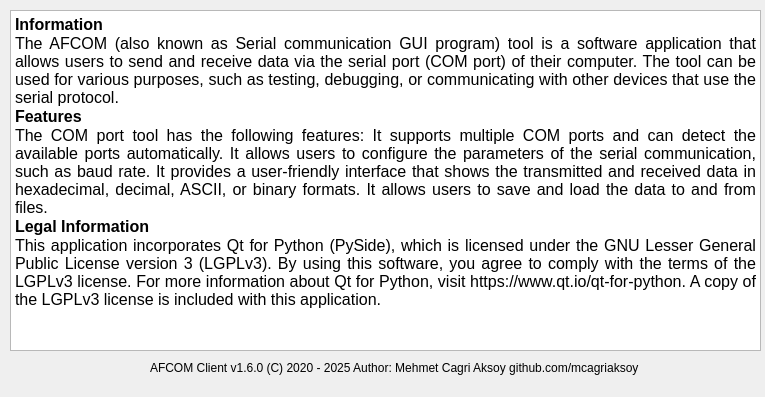
Old version of the form ui/help.ui in the repository mcagriaksoy/Serial-Communication-GUI-Program.
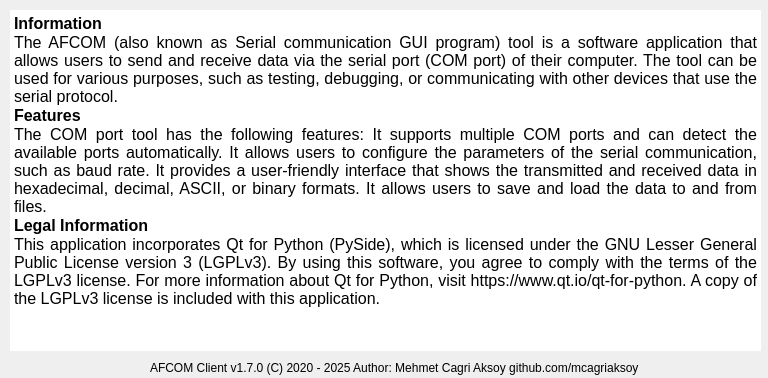
New version of the form. Icons and pictures are not drawn.

Commit message:
Updates UI and action logic for version 1.7.0
Refactors the UI action logic into a separate module for better organization.

Improves the UI by collapsing configuration options in basic view and restoring them in advanced view, preserving layout and widget properties.

Updates the about dialog and help dialog to reflect the new version number (1.7.0) and legal information.

Enhances UI with a more compact menu bar style and updates button labels.

Fixes #13 - update versioning across application

Patch:
```diff
--- a/ui/help.ui
+++ b/ui/help.ui
@@ -6,10 +6,28 @@
    <rect>
     <x>0</x>
     <y>0</y>
-    <width>765</width>
-    <height>397</height>
+    <width>768</width>
+    <height>378</height>
    </rect>
   </property>
+  <property name="sizePolicy">
+   <sizepolicy hsizetype="Fixed" vsizetype="Fixed">
+    <horstretch>0</horstretch>
+    <verstretch>0</verstretch>
+   </sizepolicy>
+  </property>
+  <property name="minimumSize">
+   <size>
+    <width>768</width>
+    <height>378</height>
+   </size>
+  </property>
+  <property name="maximumSize">
+   <size>
+    <width>768</width>
+    <height>378</height>
+   </size>
+  </property>
   <property name="windowTitle">
    <string>Dialog</string>
   </property>
@@ -22,6 +40,27 @@
      <height>341</height>
     </rect>
    </property>
+   <property name="sizePolicy">
+    <sizepolicy hsizetype="Fixed" vsizetype="Fixed">
+     <horstretch>0</horstretch>
+     <verstretch>0</verstretch>
+    </sizepolicy>
+   </property>
+   <property name="minimumSize">
+    <size>
+     <width>751</width>
+     <height>341</height>
+    </size>
+   </property>
+   <property name="maximumSize">
+    <size>
+     <width>751</width>
+     <height>341</height>
+    </size>
+   </property>
+   <property name="frameShape">
+    <enum>QFrame::Shape::NoFrame</enum>
+   </property>
    <property name="undoRedoEnabled">
     <bool>false</bool>
    </property>
@@ -30,16 +69,19 @@
    </property>
    <property name="html">
     <string>&lt;!DOCTYPE HTML PUBLIC &quot;-//W3C//DTD HTML 4.0//EN&quot; &quot;http://www.w3.org/TR/REC-html40/strict.dtd&quot;&gt;
-&lt;html&gt;&lt;head&gt;&lt;meta name=&quot;qrichtext&quot; content=&quot;1&quot; /&gt;&lt;style type=&quot;text/css&quot;&gt;
+&lt;html&gt;&lt;head&gt;&lt;meta name=&quot;qrichtext&quot; content=&quot;1&quot; /&gt;&lt;meta charset=&quot;utf-8&quot; /&gt;&lt;style type=&quot;text/css&quot;&gt;
 p, li { white-space: pre-wrap; }
-&lt;/style&gt;&lt;/head&gt;&lt;body style=&quot; font-family:'MS Shell Dlg 2'; font-size:8.25pt; font-weight:400; font-style:normal;&quot;&gt;
-&lt;p style=&quot; margin-top:0px; margin-bottom:0px; margin-left:0px; margin-right:0px; -qt-block-indent:0; text-indent:0px;&quot;&gt;&lt;span style=&quot; font-family:'Segoe UI'; font-size:12pt; font-weight:696;&quot;&gt;Information&lt;/span&gt;&lt;/p&gt;
-&lt;p align=&quot;justify&quot; style=&quot; margin-top:0px; margin-bottom:0px; margin-left:0px; margin-right:0px; -qt-block-indent:0; text-indent:0px;&quot;&gt;&lt;span style=&quot; font-family:'Segoe UI'; font-size:12pt;&quot;&gt;The AFCOM (also known as Serial communication GUI program) tool is a software application that allows users to send and receive data via the serial port (COM port) of their computer. The tool can be used for various purposes, such as testing, debugging, or communicating with other devices that use the serial protocol. &lt;/span&gt;&lt;/p&gt;
-&lt;p align=&quot;justify&quot; style=&quot; margin-top:0px; margin-bottom:0px; margin-left:0px; margin-right:0px; -qt-block-indent:0; text-indent:0px;&quot;&gt;&lt;span style=&quot; font-family:'Segoe UI'; font-size:12pt; font-weight:696;&quot;&gt;Features&lt;/span&gt;&lt;span style=&quot; font-family:'Segoe UI'; font-size:12pt;&quot;&gt; &lt;/span&gt;&lt;/p&gt;
-&lt;p align=&quot;justify&quot; style=&quot; margin-top:0px; margin-bottom:0px; margin-left:0px; margin-right:0px; -qt-block-indent:0; text-indent:0px;&quot;&gt;&lt;span style=&quot; font-family:'Segoe UI'; font-size:12pt;&quot;&gt;The COM port tool has the following features: It supports multiple COM ports and can detect the available ports automatically. It allows users to configure the parameters of the serial communication, such as baud rate. It provides a user-friendly interface that shows the transmitted and received data in hexadecimal, decimal, ASCII, or binary formats. It allows users to save and load the data to and from files.&lt;/span&gt;&lt;/p&gt;
-&lt;p align=&quot;justify&quot; style=&quot; margin-top:0px; margin-bottom:0px; margin-left:0px; margin-right:0px; -qt-block-indent:0; text-indent:0px;&quot;&gt;&lt;span style=&quot; font-family:'Segoe UI'; font-size:12pt; font-weight:696;&quot;&gt;Legal Information&lt;/span&gt;&lt;/p&gt;
-&lt;p align=&quot;justify&quot; style=&quot; margin-top:0px; margin-bottom:0px; margin-left:0px; margin-right:0px; -qt-block-indent:0; text-indent:0px;&quot;&gt;&lt;span style=&quot; font-family:'Segoe UI'; font-size:12pt;&quot;&gt;This application incorporates Qt for Python (PySide), which is licensed under the GNU Lesser General Public License version 3 (LGPLv3). By using this software, you agree to comply with the terms of the LGPLv3 license. For more information about Qt for Python, visit https://www.qt.io/qt-for-python. A copy of the LGPLv3 license is included with this application.&lt;/span&gt;&lt;/p&gt;
-&lt;p align=&quot;justify&quot; style=&quot;-qt-paragraph-type:empty; margin-top:0px; margin-bottom:0px; margin-left:0px; margin-right:0px; -qt-block-indent:0; text-indent:0px; font-family:'Segoe UI'; font-size:9pt;&quot;&gt;&lt;br /&gt;&lt;/p&gt;&lt;/body&gt;&lt;/html&gt;</string>
+hr { height: 1px; border-width: 0; }
+li.unchecked::marker { content: &quot;\2610&quot;; }
+li.checked::marker { content: &quot;\2612&quot;; }
+&lt;/style&gt;&lt;/head&gt;&lt;body style=&quot; font-family:'Segoe UI'; font-size:9pt; font-weight:400; font-style:normal;&quot;&gt;
+&lt;p style=&quot; margin-top:0px; margin-bottom:0px; margin-left:0px; margin-right:0px; -qt-block-indent:0; text-indent:0px;&quot;&gt;&lt;span style=&quot; font-size:12pt; font-weight:696;&quot;&gt;Information&lt;/span&gt;&lt;/p&gt;
+&lt;p align=&quot;justify&quot; style=&quot; margin-top:0px; margin-bottom:0px; margin-left:0px; margin-right:0px; -qt-block-indent:0; text-indent:0px;&quot;&gt;&lt;span style=&quot; font-size:12pt;&quot;&gt;The AFCOM (also known as Serial communication GUI program) tool is a software application that allows users to send and receive data via the serial port (COM port) of their computer. The tool can be used for various purposes, such as testing, debugging, or communicating with other devices that use the serial protocol. &lt;/span&gt;&lt;/p&gt;
+&lt;p align=&quot;justify&quot; style=&quot; margin-top:0px; margin-bottom:0px; margin-left:0px; margin-right:0px; -qt-block-indent:0; text-indent:0px;&quot;&gt;&lt;span style=&quot; font-size:12pt; font-weight:696;&quot;&gt;Features&lt;/span&gt;&lt;span style=&quot; font-size:12pt;&quot;&gt; &lt;/span&gt;&lt;/p&gt;
+&lt;p align=&quot;justify&quot; style=&quot; margin-top:0px; margin-bottom:0px; margin-left:0px; margin-right:0px; -qt-block-indent:0; text-indent:0px;&quot;&gt;&lt;span style=&quot; font-size:12pt;&quot;&gt;The COM port tool has the following features: It supports multiple COM ports and can detect the available ports automatically. It allows users to configure the parameters of the serial communication, such as baud rate. It provides a user-friendly interface that shows the transmitted and received data in hexadecimal, decimal, ASCII, or binary formats. It allows users to save and load the data to and from files.&lt;/span&gt;&lt;/p&gt;
+&lt;p align=&quot;justify&quot; style=&quot; margin-top:0px; margin-bottom:0px; margin-left:0px; margin-right:0px; -qt-block-indent:0; text-indent:0px;&quot;&gt;&lt;span style=&quot; font-size:12pt; font-weight:696;&quot;&gt;Legal Information&lt;/span&gt;&lt;/p&gt;
+&lt;p align=&quot;justify&quot; style=&quot; margin-top:0px; margin-bottom:0px; margin-left:0px; margin-right:0px; -qt-block-indent:0; text-indent:0px;&quot;&gt;&lt;span style=&quot; font-size:12pt;&quot;&gt;This application incorporates Qt for Python (PySide), which is licensed under the GNU Lesser General Public License version 3 (LGPLv3). By using this software, you agree to comply with the terms of the LGPLv3 license. For more information about Qt for Python, visit https://www.qt.io/qt-for-python. A copy of the LGPLv3 license is included with this application.&lt;/span&gt;&lt;/p&gt;
+&lt;p align=&quot;justify&quot; style=&quot;-qt-paragraph-type:empty; margin-top:0px; margin-bottom:0px; margin-left:0px; margin-right:0px; -qt-block-indent:0; text-indent:0px;&quot;&gt;&lt;br /&gt;&lt;/p&gt;&lt;/body&gt;&lt;/html&gt;</string>
    </property>
    <property name="acceptRichText">
     <bool>false</bool>
@@ -55,7 +97,7 @@
     </rect>
    </property>
    <property name="text">
-    <string>AFCOM Client v1.6.0 (C) 2020 - 2025 Author: Mehmet Cagri Aksoy github.com/mcagriaksoy</string>
+    <string>AFCOM Client v1.7.0 (C) 2020 - 2025 Author: Mehmet Cagri Aksoy github.com/mcagriaksoy</string>
    </property>
   </widget>
  </widget>
```
Left out of the diff: 3 changed lines with no effect on the pictures. The commit also changes 5 other files.
